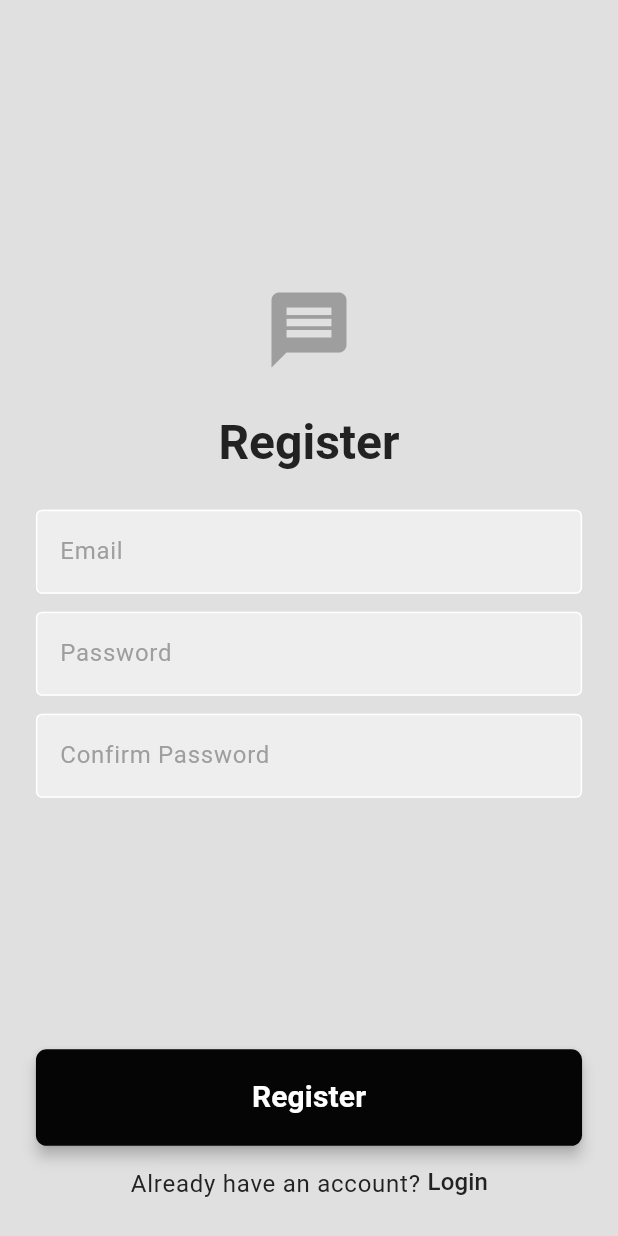
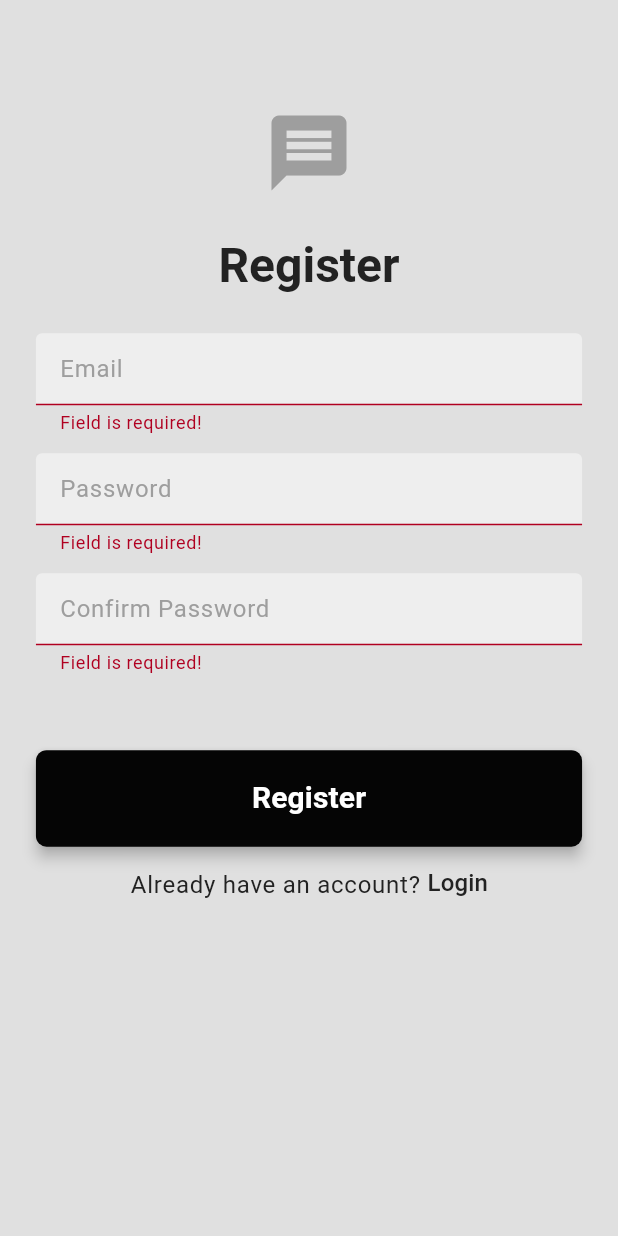
Before and after one commit to nbakh16/chat_app_demo, a Flutter app: the RegisterView screen opened by its route, after a tap on "Register", on a phone screen of 412 x 824 dp. Run offline on Flutter 3.47's test engine with Material 3 defaults, Android fonts, the phone set to English and light mode, and no system bars; our stand-ins replace firebase_auth, firebase_core, flutter_animate, flutter_screenutil, go_router, logger; accounts and stored records are empty.

```diff
--- a/lib/view/register_view.dart
+++ b/lib/view/register_view.dart
@@ -1,3 +1,4 @@
+import 'package:chat_app_demo/core/config/routes.dart';
 import 'package:chat_app_demo/core/utils/int_extensions.dart';
 import 'package:chat_app_demo/widgets/btn_text.dart';
 import 'package:chat_app_demo/widgets/my_buttons.dart';
@@ -5,7 +6,8 @@ import 'package:flutter/material.dart';
 import 'package:flutter_animate/flutter_animate.dart';
 import 'package:flutter_screenutil/flutter_screenutil.dart';
 import 'package:go_router/go_router.dart';
-
+import 'package:logger/logger.dart';
+import '../auth/auth_service.dart';
 import '../widgets/my_text_form_field.dart';
 
 class RegisterView extends StatelessWidget {
@@ -16,16 +18,31 @@ class RegisterView extends StatelessWidget {
   final TextEditingController _passTEController = TextEditingController();
   final TextEditingController _conPassTEController = TextEditingController();
 
+  void register(BuildContext context) async {
+    try {
+      if (_formKey.currentState!.validate()) {
+        await AuthService()
+            .registerUser(
+              _emailTEController.text.trim(),
+              _passTEController.text,
+            )
+            .then((value) => context.goNamed(RouteName.home));
+      }
+    } catch (e) {
+      Logger().e('Registration ERROR: $e');
+    }
+  }
+
   @override
   Widget build(BuildContext context) {
     return Scaffold(
-      body: Padding(
+      body: SingleChildScrollView(
         padding: EdgeInsets.symmetric(horizontal: 25.w, vertical: 25.h),
         child: Center(
           child: Column(
             mainAxisAlignment: MainAxisAlignment.center,
             children: [
-              const Spacer(),
+              50.height,
               Icon(
                 Icons.message,
                 size: 60,
@@ -58,9 +75,9 @@ class RegisterView extends StatelessWidget {
                   ],
                 ),
               ),
-              const Spacer(),
+              50.height,
               PrimaryBtn(
-                onTap: () {},
+                onTap: () => register(context),
                 child: const BtnText('Register'),
               ),
               12.height,
--- a/pubspec.yaml
+++ b/pubspec.yaml
@@ -40,6 +40,7 @@ dependencies:
   flutter_animate: ^4.3.0
   firebase_core: ^2.24.2
   firebase_auth: ^4.16.0
+  logger: ^2.0.2+1
 
 dev_dependencies:
   flutter_test:
```
Also changed, not shown: lib/auth/auth_service.dart (+17 -0 lines), lib/core/config/routes.dart (+6 -7 lines), lib/view/home_view.dart (+20 -0 lines), lib/view/login_view.dart (+8 -4 lines), pubspec.lock.
